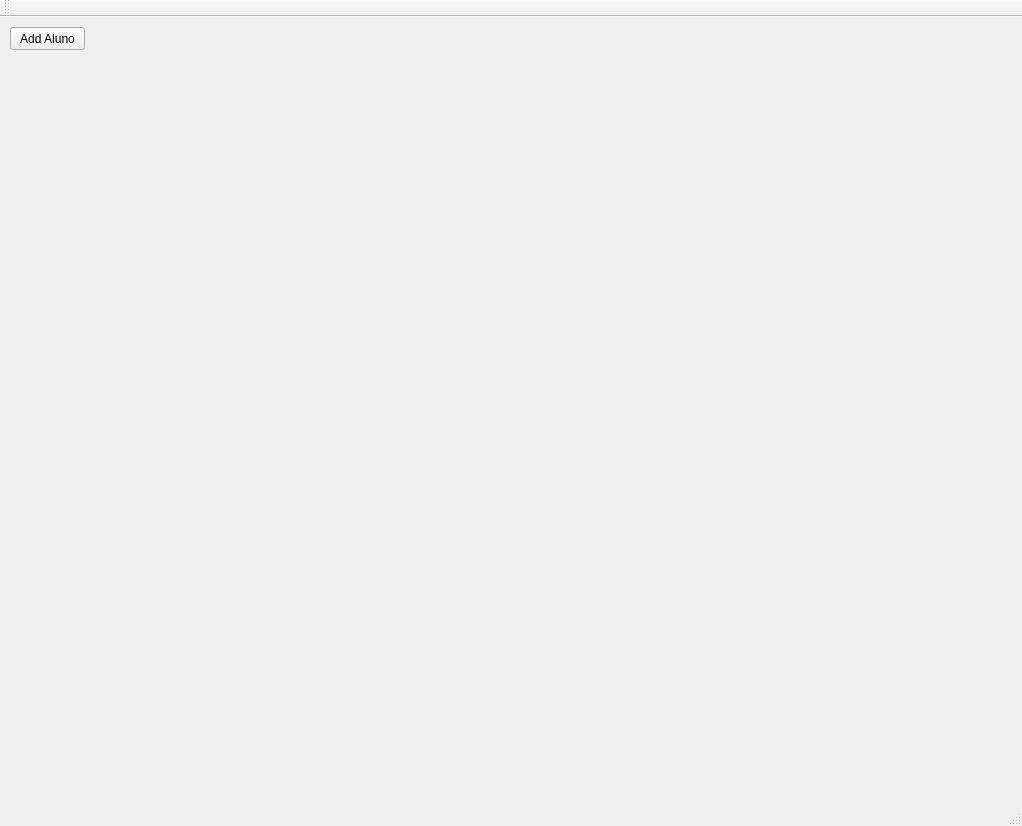
The window that academiaUfba/mainwindow.ui (oscaresende/MATA76) describes before a commit, drawn with Qt 5.
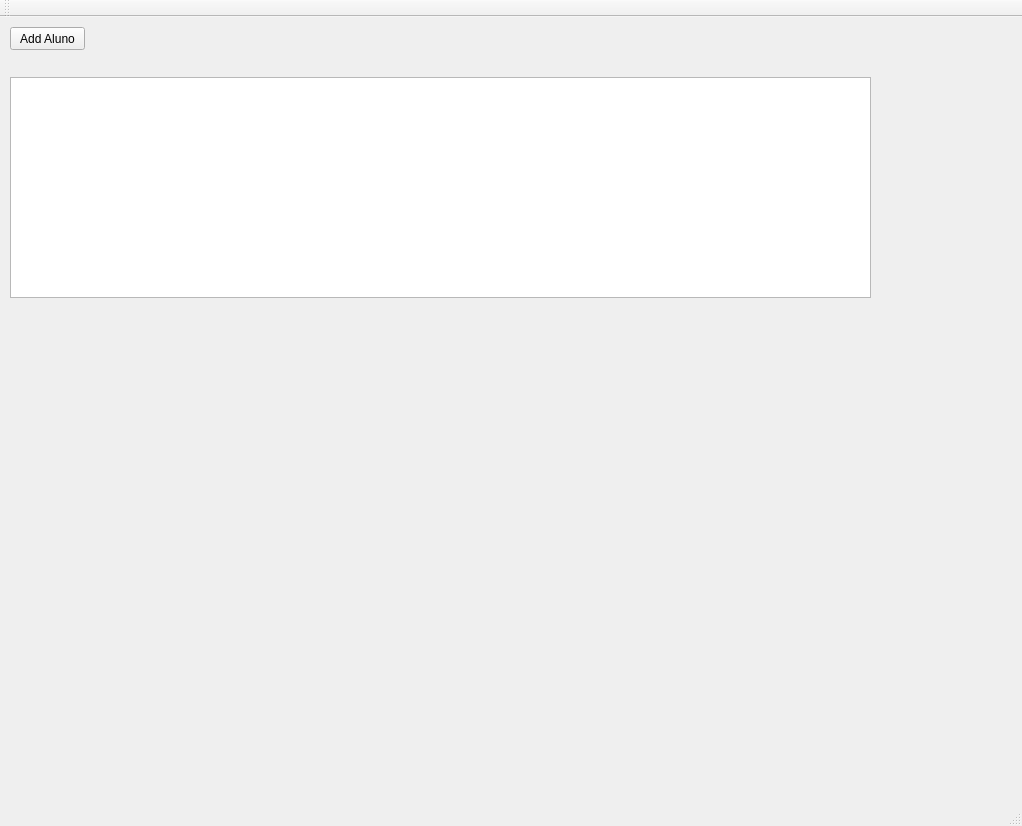
The same window after the commit.

```diff
--- a/academiaUfba/mainwindow.ui
+++ b/academiaUfba/mainwindow.ui
@@ -27,6 +27,16 @@
      <string>Add Aluno</string>
     </property>
    </widget>
+   <widget class="QTableView" name="tableView">
+    <property name="geometry">
+     <rect>
+      <x>10</x>
+      <y>60</y>
+      <width>861</width>
+      <height>221</height>
+     </rect>
+    </property>
+   </widget>
   </widget>
   <widget class="QMenuBar" name="menuBar">
    <property name="geometry">
```
Left out of the diff: 2 changed lines with no effect on the pictures.
